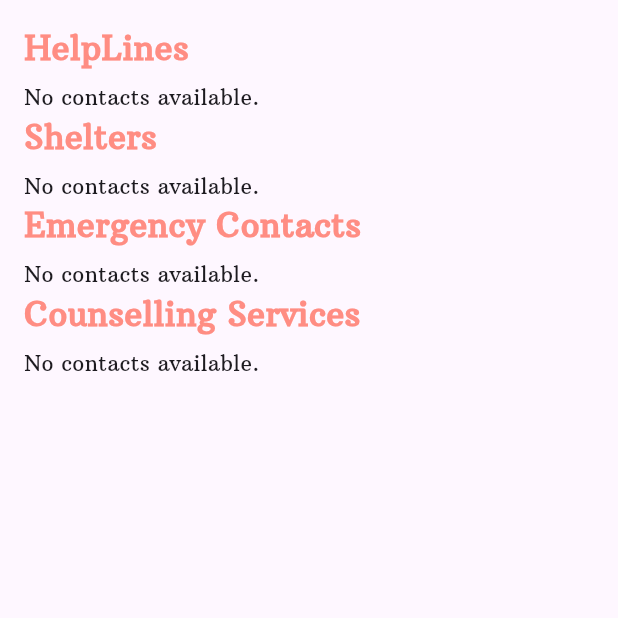
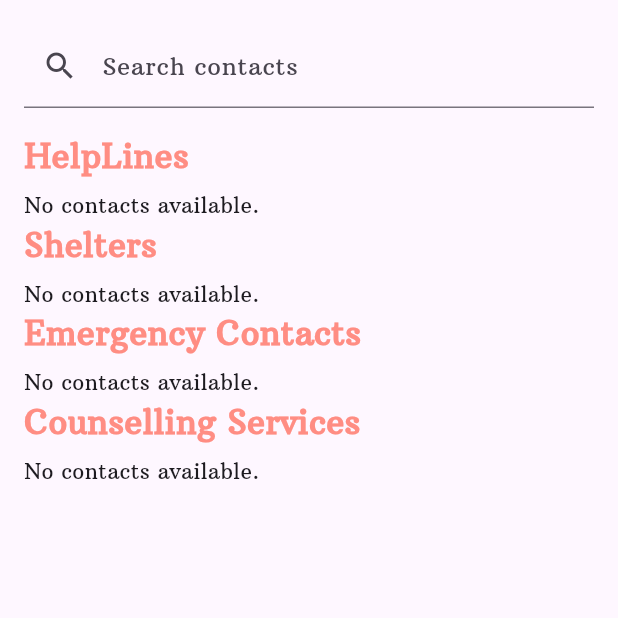
Before and after one commit to TeamSafety/SecureMe, a Flutter app: the ContactPage screen opened directly, on a phone screen of 412 x 824 dp, the top half of it. Run offline on Flutter 3.47's test engine with Material 3 defaults, Android fonts, the light colour scheme and no system bars; our stand-ins replace cloud_firestore, firebase_auth, firebase_core, flutter_map, flutter_svg, geolocator and 2 more; missing offline and left inert: baseflow_plugin_template, flutter_map_location_marker; accounts and stored records are empty.

Commit message:
Add searching functio

```diff
--- a/SourceCode/SecureShe_App/lib/pages/contacts_list.dart
+++ b/SourceCode/SecureShe_App/lib/pages/contacts_list.dart
@@ -4,8 +4,8 @@ import 'package:url_launcher/url_launcher.dart';
 import 'package:my_app/models/AppColors.dart';
 /*
 TODO:
-1. format the page correctly
-2. add more cotacts
+1. format the page correctly (ALMOST DONE)
+2. add more cotacts (DONE)
 3. search method to search the local resources in different ways like
 according to the type of the contact, the urgency of your matter, type
 of help you are looking for.
@@ -18,6 +18,8 @@ class ContactPage extends StatefulWidget {
 
 class _ContactPageState extends State<ContactPage> {
   late List<DocumentSnapshot> contacts = [];
+  late List<DocumentSnapshot> originalContacts = [];
+  TextEditingController searchController = TextEditingController();
 
   @override
   void initState() {
@@ -26,9 +28,10 @@ class _ContactPageState extends State<ContactPage> {
   }
 
   Future<void> loadContactData() async {
-    QuerySnapshot querySnapshot = await FirebaseFirestore.instance.collection('localContacts').get();
+    QuerySnapshot querySnapshot =
+        await FirebaseFirestore.instance.collection('localContacts').get();
     setState(() {
-      contacts = querySnapshot.docs;
+      contacts = originalContacts = querySnapshot.docs;
     });
   }
 
@@ -88,6 +91,20 @@ class _ContactPageState extends State<ContactPage> {
       return Scaffold(
         body: Padding(
           padding: const EdgeInsets.all(16.0),
+          child: Column(
+            children: [
+              TextField(
+                controller: searchController,
+                onChanged: (value) {
+                  filterContacts(value);
+                },
+                decoration: const InputDecoration(
+                  labelText: 'Search contacts',
+                  prefixIcon: Icon(Icons.search),
+                ),
+              ),
+              const SizedBox(height: 16),
+              Expanded(
                 child: ListView(
                   children: [
                     buildCategory("HelpLines", contacts
@@ -97,17 +114,24 @@ class _ContactPageState extends State<ContactPage> {
                         .where((contact) => contact['type'] == 'shelters')
                         .toList()),
                     buildCategory("Emergency Contacts", contacts
-                  .where((contact) => contact['type'] == 'emergencyContacts')
+                        .where((contact) =>
+                            contact['type'] == 'emergencyContacts')
                         .toList()),
                     buildCategory("Counselling Services", contacts
-                  .where((contact) => contact['type'] == 'counsellingAndSupportServices')
+                        .where((contact) =>
+                            contact['type'] ==
+                            'counsellingAndSupportServices')
                         .toList()),
+                  ],
+                ),
+              ),
             ],
           ),
         ),
       );
     }
   }
+
 
   Widget buildCategory(String title, List<DocumentSnapshot> contacts) {
     return Column(
@@ -129,4 +153,16 @@ class _ContactPageState extends State<ContactPage> {
       ],
     );
   }
+  void filterContacts(String searchTerm) {
+    setState(() {
+      contacts = originalContacts
+          .where((contact) =>
+              contact['organization']
+                  .toLowerCase()
+                  .contains(searchTerm.toLowerCase()) ||
+              contact['type'].toLowerCase().contains(searchTerm.toLowerCase()))
+          .toList();
+    });
   }
+
+}
```
Lines whose indentation alone changed are shown as unchanged.
